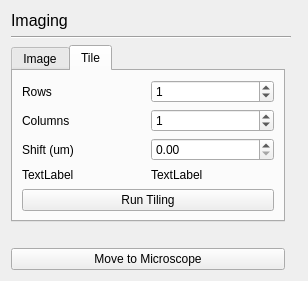
Above: openlm/ui/qt/OpenLMImageWidget.ui from DeMarcoLab/openCLEM before the change. Below: the same form after it.
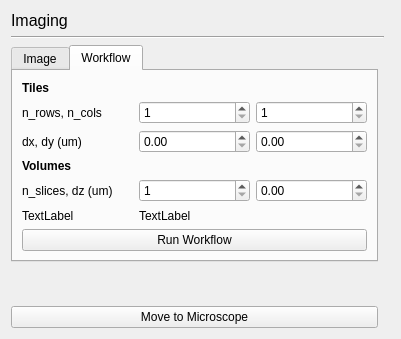
That is the form after the change. The open tabs and pages were chosen to show the change.

The edit to the form file:
```diff
--- a/openlm/ui/qt/OpenLMImageWidget.ui
+++ b/openlm/ui/qt/OpenLMImageWidget.ui
@@ -6,8 +6,8 @@
    <rect>
     <x>0</x>
     <y>0</y>
-    <width>308</width>
-    <height>281</height>
+    <width>401</width>
+    <height>339</height>
    </rect>
   </property>
   <property name="windowTitle">
@@ -72,69 +72,122 @@
      </widget>
      <widget class="QWidget" name="tab_2">
       <attribute name="title">
-       <string>Tile</string>
+       <string>Workflow</string>
       </attribute>
       <layout class="QGridLayout" name="gridLayout_3">
-       <item row="1" column="1">
-        <widget class="QSpinBox" name="spinBox_tile_columns">
+       <item row="3" column="2">
+        <widget class="QDoubleSpinBox" name="doubleSpinBox_tile_dy">
+         <property name="maximum">
+          <double>10000000.000000000000000</double>
+         </property>
+        </widget>
+       </item>
+       <item row="5" column="0">
+        <widget class="QLabel" name="label_volume">
+         <property name="text">
+          <string>n_slices, dz (um)</string>
+         </property>
+        </widget>
+       </item>
+       <item row="1" column="2">
+        <widget class="QSpinBox" name="spinBox_tile_n_cols">
+         <property name="minimum">
+          <number>1</number>
+         </property>
          <property name="value">
           <number>1</number>
          </property>
         </widget>
        </item>
-       <item row="1" column="0">
-        <widget class="QLabel" name="label_tile_columns">
+       <item row="7" column="0" colspan="3">
+        <widget class="QPushButton" name="pushButton_run_tiling">
          <property name="text">
-          <string>Columns</string>
+          <string>Run Workflow</string>
          </property>
         </widget>
        </item>
-       <item row="2" column="0">
-        <widget class="QLabel" name="label_tile_shift">
-         <property name="text">
-          <string>Shift (um)</string>
+       <item row="5" column="2">
+        <widget class="QDoubleSpinBox" name="doubleSpinBox_vol_dz">
+         <property name="maximum">
+          <double>1000000.000000000000000</double>
          </property>
         </widget>
        </item>
        <item row="3" column="1">
-        <widget class="QLabel" name="label_info_2">
-         <property name="text">
-          <string>TextLabel</string>
-         </property>
-        </widget>
-       </item>
-       <item row="0" column="0">
-        <widget class="QLabel" name="label_tile_rows">
-         <property name="text">
-          <string>Rows</string>
-         </property>
-        </widget>
-       </item>
-       <item row="0" column="1">
-        <widget class="QSpinBox" name="spinBox_tile_rows">
-         <property name="value">
-          <number>1</number>
+        <widget class="QDoubleSpinBox" name="doubleSpinBox_tile_dx">
+         <property name="maximum">
+          <double>100000000.000000000000000</double>
          </property>
         </widget>
        </item>
        <item row="3" column="0">
+        <widget class="QLabel" name="label_tile_movement">
+         <property name="text">
+          <string>dx, dy (um)</string>
+         </property>
+        </widget>
+       </item>
+       <item row="5" column="1">
+        <widget class="QSpinBox" name="spinBox_vol_n_slices">
+         <property name="minimum">
+          <number>1</number>
+         </property>
+        </widget>
+       </item>
+       <item row="6" column="0">
         <widget class="QLabel" name="label_info_1">
          <property name="text">
           <string>TextLabel</string>
          </property>
         </widget>
        </item>
-       <item row="2" column="1">
-        <widget class="QDoubleSpinBox" name="doubleSpinBox_tile_shift">
-         <property name="maximum">
-          <double>100000000.000000000000000</double>
+       <item row="6" column="1" colspan="2">
+        <widget class="QLabel" name="label_info_2">
+         <property name="text">
+          <string>TextLabel</string>
+         </property>
+        </widget>
+       </item>
+       <item row="1" column="0">
+        <widget class="QLabel" name="label_tile_rows">
+         <property name="text">
+          <string>n_rows, n_cols</string>
+         </property>
+        </widget>
+       </item>
+       <item row="1" column="1">
+        <widget class="QSpinBox" name="spinBox_tile_n_rows">
+         <property name="minimum">
+          <number>1</number>
+         </property>
+         <property name="value">
+          <number>1</number>
          </property>
         </widget>
        </item>
        <item row="4" column="0" colspan="2">
-        <widget class="QPushButton" name="pushButton_run_tiling">
+        <widget class="QLabel" name="label_header_volume">
+         <property name="font">
+          <font>
+           <weight>75</weight>
+           <bold>true</bold>
+          </font>
+         </property>
          <property name="text">
-          <string>Run Tiling</string>
+          <string>Volumes</string>
+         </property>
+        </widget>
+       </item>
+       <item row="0" column="0" colspan="2">
+        <widget class="QLabel" name="label_header_tile">
+         <property name="font">
+          <font>
+           <weight>75</weight>
+           <bold>true</bold>
+          </font>
+         </property>
+         <property name="text">
+          <string>Tiles</string>
          </property>
         </widget>
        </item>
```
Left out of the diff: 2 changed lines with no effect on the pictures.
